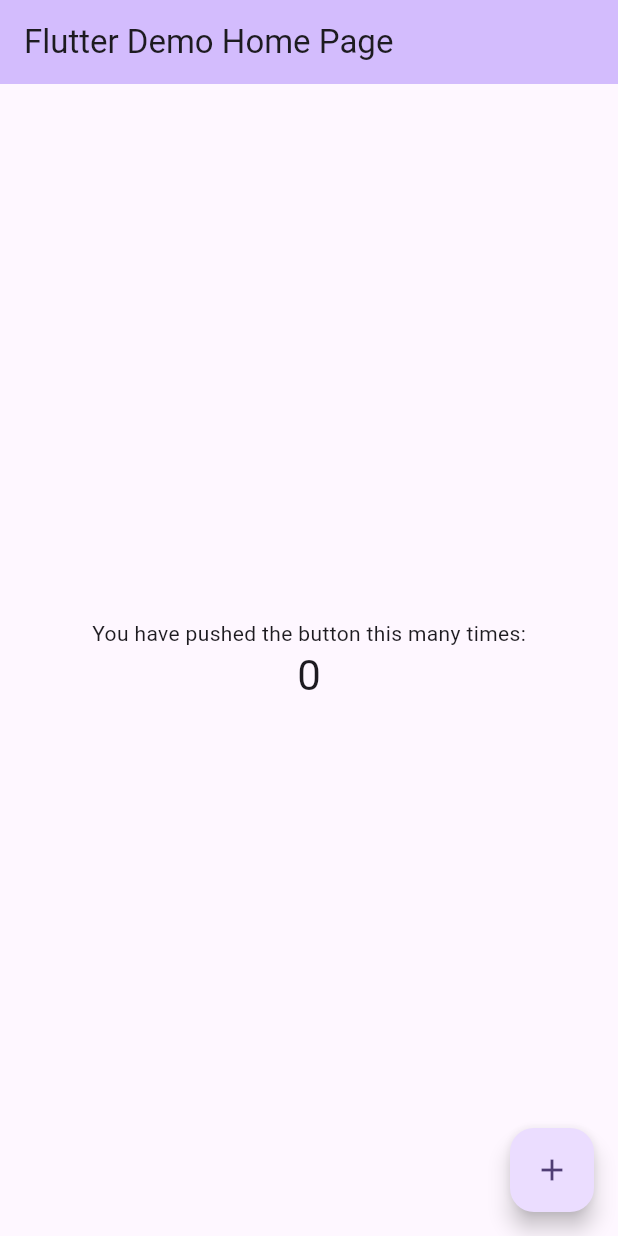
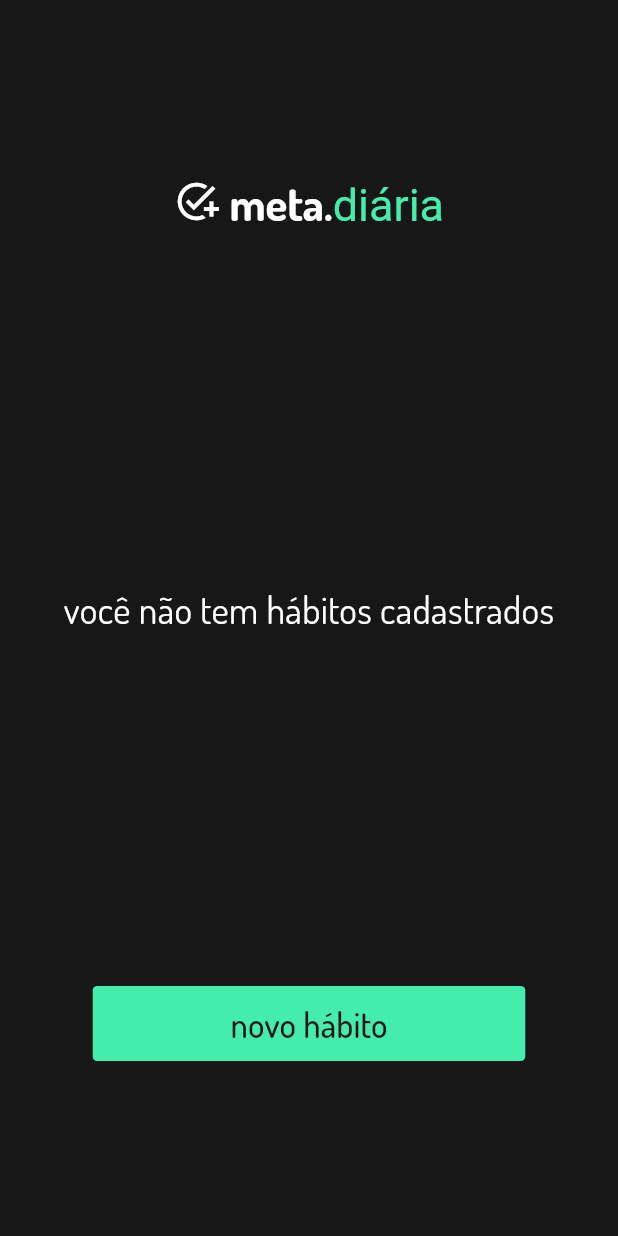
Before and after one commit to sheylacantalupo/daily_flow, a Flutter app: the screen it shows after launch, on a phone screen of 412 x 824 dp. Run offline on Flutter 3.47's test engine with Material 3 defaults, Android fonts, the phone set to English and light mode, and no system bars.

Commit message:
feat: implement visual layout for HomeView

```diff
--- /dev/null
+++ b/daily_flow/lib/features/home/home_view.dart
@@ -0,0 +1,84 @@
+import 'package:flutter/material.dart';
+
+class HomeView extends StatefulWidget {
+  const HomeView({super.key});
+
+  @override
+  State<HomeView> createState() => _HomeViewState();
+}
+
+class _HomeViewState extends State<HomeView> {
+  @override
+  Widget build(BuildContext context) {
+    return Scaffold(
+      backgroundColor: Color(0xFF171717),
+      body: Column(
+        mainAxisAlignment: MainAxisAlignment.spaceAround,
+        children: [
+          Row(
+            crossAxisAlignment: CrossAxisAlignment.baseline,
+            textBaseline: TextBaseline.alphabetic,
+            mainAxisAlignment: MainAxisAlignment.center,
+            children: [
+              Transform.translate(
+                offset: Offset(0, 2),
+                child: Icon(Icons.add_task, color: Colors.white, size: 30),
+              ),
+              const SizedBox(width: 7),
+              RichText(
+                text: TextSpan(
+                  style: TextStyle(
+                    fontFamily: 'Dosis',
+                    fontSize: 30,
+                    fontWeight: FontWeight.w700,
+                    color: Colors.white,
+                  ),
+                  children: [
+                    const TextSpan(text: "meta."),
+                    TextSpan(
+                      text: "diária",
+                      style: const TextStyle(
+                        fontWeight: FontWeight.normal,
+                        color: Color(0xFF45EDAD),
+                      ),
+                    ),
+                  ],
+                ),
+              ),
+            ],
+          ),
+          // colocar o if para só aparecer quando o a lista de hábitos do state estiver vazia
+          Text(
+            'você não tem hábitos cadastrados',
+            style: TextStyle(
+              fontFamily: 'Dosis',
+              fontSize: 25,
+              fontWeight: FontWeight.w400,
+              color: Colors.white,
+            ),
+            textAlign: TextAlign.center,
+          ),
+          FilledButton(
+            onPressed: () {},
+            style: ButtonStyle(
+              backgroundColor: WidgetStatePropertyAll(Color(0xFF45EDAD)),
+              foregroundColor: WidgetStatePropertyAll(Color(0xFF171717)),
+              minimumSize: WidgetStateProperty.all(
+                Size(
+                  MediaQuery.of(context).size.width * 0.7,
+                  50,
+                ),
+              ),
+              shape: WidgetStatePropertyAll(
+                RoundedRectangleBorder(
+                  borderRadius: BorderRadius.circular(3.0),
+                ),
+              ),
+            ),
+            child: const Text('novo hábito', style: TextStyle(fontSize: 23),),
+          ),
+        ],
+      )
+    );
+  }
+}
--- a/daily_flow/lib/main.dart
+++ b/daily_flow/lib/main.dart
@@ -1,3 +1,4 @@
+import 'package:daily_flow/features/home/home_view.dart';
 import 'package:flutter/material.dart';
 
 void main() {
@@ -13,110 +14,14 @@ class MyApp extends StatelessWidget {
     return MaterialApp(
       title: 'Flutter Demo',
       theme: ThemeData(
-        // This is the theme of your application.
-        //
-        // TRY THIS: Try running your application with "flutter run". You'll see
-        // the application has a purple toolbar. Then, without quitting the app,
-        // try changing the seedColor in the colorScheme below to Colors.green
-        // and then invoke "hot reload" (save your changes or press the "hot
-        // reload" button in a Flutter-supported IDE, or press "r" if you used
-        // the command line to start the app).
-        //
-        // Notice that the counter didn't reset back to zero; the application
-        // state is not lost during the reload. To reset the state, use hot
-        // restart instead.
-        //
-        // This works for code too, not just values: Most code changes can be
-        // tested with just a hot reload.
         colorScheme: ColorScheme.fromSeed(seedColor: Colors.deepPurple),
+        fontFamily: 'Dosis',
+        textTheme: TextTheme(
+          bodyLarge: TextStyle(fontSize: 16, fontWeight: FontWeight.w400),
+          titleLarge: TextStyle(fontSize: 24, fontWeight: FontWeight.w700),
+        ),
       ),
-      home: const MyHomePage(title: 'Flutter Demo Home Page'),
+      home: HomeView(),
     );
   }
 }
-
-class MyHomePage extends StatefulWidget {
-  const MyHomePage({super.key, required this.title});
-
-  // This widget is the home page of your application. It is stateful, meaning
-  // that it has a State object (defined below) that contains fields that affect
-  // how it looks.
-
-  // This class is the configuration for the state. It holds the values (in this
-  // case the title) provided by the parent (in this case the App widget) and
-  // used by the build method of the State. Fields in a Widget subclass are
-  // always marked "final".
-
-  final String title;
-
-  @override
-  State<MyHomePage> createState() => _MyHomePageState();
-}
-
-class _MyHomePageState extends State<MyHomePage> {
-  int _counter = 0;
-
-  void _incrementCounter() {
-    setState(() {
-      // This call to setState tells the Flutter framework that something has
-      // changed in this State, which causes it to rerun the build method below
-      // so that the display can reflect the updated values. If we changed
-      // _counter without calling setState(), then the build method would not be
-      // called again, and so nothing would appear to happen.
-      _counter++;
-    });
-  }
-
-  @override
-  Widget build(BuildContext context) {
-    // This method is rerun every time setState is called, for instance as done
-    // by the _incrementCounter method above.
-    //
-    // The Flutter framework has been optimized to make rerunning build methods
-    // fast, so that you can just rebuild anything that needs updating rather
-    // than having to individually change instances of widgets.
-    return Scaffold(
-      appBar: AppBar(
-        // TRY THIS: Try changing the color here to a specific color (to
-        // Colors.amber, perhaps?) and trigger a hot reload to see the AppBar
-        // change color while the other colors stay the same.
-        backgroundColor: Theme.of(context).colorScheme.inversePrimary,
-        // Here we take the value from the MyHomePage object that was created by
-        // the App.build method, and use it to set our appbar title.
-        title: Text(widget.title),
-      ),
-      body: Center(
-        // Center is a layout widget. It takes a single child and positions it
-        // in the middle of the parent.
-        child: Column(
-          // Column is also a layout widget. It takes a list of children and
-          // arranges them vertically. By default, it sizes itself to fit its
-          // children horizontally, and tries to be as tall as its parent.
-          //
-          // Column has various properties to control how it sizes itself and
-          // how it positions its children. Here we use mainAxisAlignment to
-          // center the children vertically; the main axis here is the vertical
-          // axis because Columns are vertical (the cross axis would be
-          // horizontal).
-          //
-          // TRY THIS: Invoke "debug painting" (choose the "Toggle Debug Paint"
-          // action in the IDE, or press "p" in the console), to see the
-          // wireframe for each widget.
-          mainAxisAlignment: MainAxisAlignment.center,
-          children: <Widget>[
-            const Text('You have pushed the button this many times:'),
-            Text(
-              '$_counter',
-              style: Theme.of(context).textTheme.headlineMedium,
-            ),
-          ],
-        ),
-      ),
-      floatingActionButton: FloatingActionButton(
-        onPressed: _incrementCounter,
-        tooltip: 'Increment',
-        child: const Icon(Icons.add),
-      ), // This trailing comma makes auto-formatting nicer for build methods.
-    );
-  }
-}
```
Also changed, not shown: daily_flow/pubspec.yaml (+15 -29 lines), daily_flow/assets/fonts/Dosis-Bold.ttf (added), daily_flow/assets/fonts/Dosis-ExtraBold.ttf (added), daily_flow/assets/fonts/Dosis-ExtraLight.ttf (added), daily_flow/assets/fonts/Dosis-Light.ttf (added), daily_flow/assets/fonts/Dosis-Medium.ttf (added), daily_flow/assets/fonts/Dosis-Regular.ttf (added), daily_flow/assets/fonts/Dosis-SemiBold.ttf (added).
